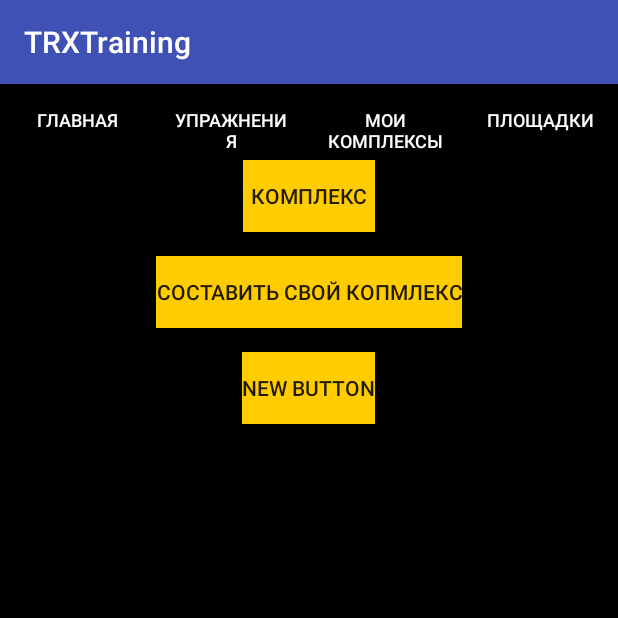
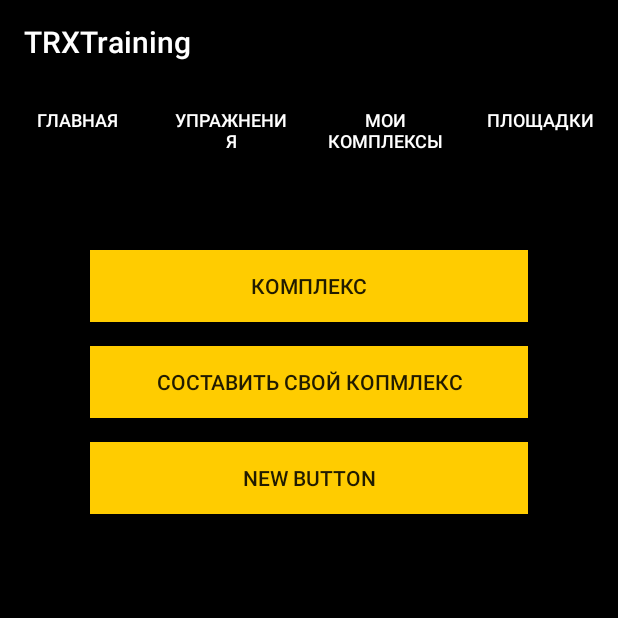
Before and after one commit to volhaBokuts/TRXTraining, an Android app: the screen it shows after launch (HomeActivity), on a phone screen of 412 x 824 dp, the top half of it. Run offline under Robolectric (Android 15) with nearby library versions, the phone set to English and light mode, and no system bars.

Commit message:
change buttons

```diff
--- a/app/src/main/res/layout/activity_main.xml
+++ b/app/src/main/res/layout/activity_main.xml
@@ -59,33 +59,41 @@
         android:layout_width="match_parent"
         android:layout_height="match_parent">
 
+        <LinearLayout
+            android:orientation="vertical"
+            android:layout_width="match_parent"
+            android:layout_height="match_parent"
+            android:layout_margin="60dp">
+
             <Button
                 android:id="@+id/buttonComplex"
-            android:layout_width="wrap_content"
+                android:layout_width="match_parent"
                 android:layout_height="wrap_content"
                 android:text="@string/btn_complex"
-            android:layout_gravity="center_horizontal"
+                android:layout_gravity="center"
                 android:background="@color/colorButton"
                 android:layout_marginBottom="16dp" />
 
             <Button
                 android:id="@+id/buttonOwnComplex"
-            android:layout_width="wrap_content"
+                android:layout_width="match_parent"
                 android:layout_height="wrap_content"
                 android:text="@string/btn_own_complex"
-            android:layout_gravity="center_horizontal"
+                android:layout_gravity="center"
                 android:background="@color/colorButton"
                 android:layout_marginBottom="16dp" />
 
             <Button
                 android:id="@+id/button3"
-            android:layout_width="wrap_content"
+                android:layout_width="match_parent"
                 android:layout_height="wrap_content"
                 android:text="New Button"
-            android:layout_gravity="center_horizontal"
+                android:layout_gravity="center"
                 android:background="@color/colorButton"
                 android:layout_marginBottom="16dp" />
 
         </LinearLayout>
 
     </LinearLayout>
+
+</LinearLayout>
--- a/app/src/main/res/values/colors.xml
+++ b/app/src/main/res/values/colors.xml
@@ -1,6 +1,6 @@
 <?xml version="1.0" encoding="utf-8"?>
 <resources>
-    <color name="colorPrimary">#3F51B5</color>
+    <color name="colorPrimary">#000000</color>
     <color name="colorPrimaryDark">#000000</color>
     <color name="colorAccent">#FF4081</color>
     <color name="colorBackground">#000000</color>
```
Lines whose indentation alone changed are shown as unchanged.
